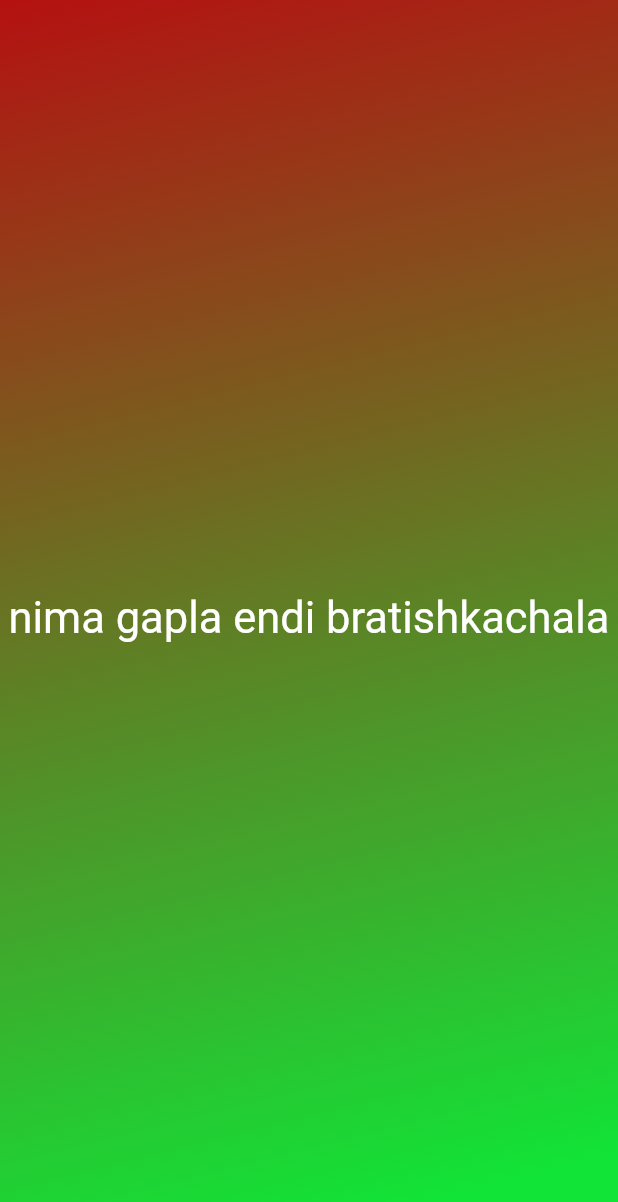
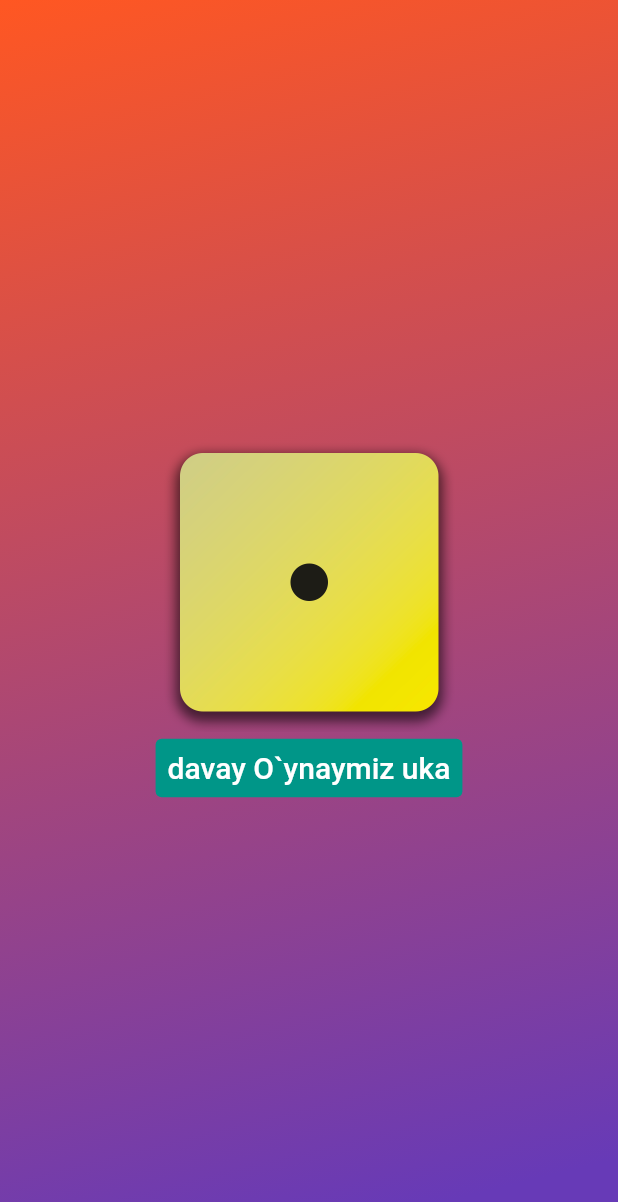
Before and after one commit to abbos0959/Dart, a Flutter app: the screen it shows after launch, on a phone screen of 412 x 824 dp. Shown: the top 1202 px of the screen. Run offline on Flutter 3.47's test engine with Material 2 defaults, Android fonts, the phone set to English and light mode, and no system bars.

Commit message:
finish dice

```diff
--- /dev/null
+++ b/lib/dice.roller.dart
@@ -0,0 +1,48 @@
+import 'dart:math';
+
+import 'package:flutter/material.dart';
+
+class DiceRoller extends StatefulWidget {
+  const  DiceRoller({super.key});
+
+  @override
+  State<DiceRoller> createState() {
+    return _DiceRollerState();
+  }
+}
+
+class _DiceRollerState extends State<DiceRoller> {
+  var activeDiceImage = 1;
+  final randomizer = Random();
+
+  void rollDice() {
+    setState(() {
+      activeDiceImage = randomizer.nextInt(6) + 1;
+    });
+  }
+
+  @override
+  Widget build(context) {
+    return Column(
+      mainAxisSize: MainAxisSize.min,
+      children: [
+        Image.asset(
+          'assets/images/dice-images/dice-$activeDiceImage.png',
+          width: 200,
+        ),
+        TextButton(
+          style: TextButton.styleFrom(
+            backgroundColor: Colors.teal, primary: Colors.white,
+
+            // onSurface: Colors.grey,
+          ),
+          onPressed: rollDice,
+          child: const Text(
+            'davay O`ynaymiz uka',
+            style: TextStyle(fontSize: 20),
+          ),
+        )
+      ],
+    );
+  }
+}
--- a/lib/gradient_container.dart
+++ b/lib/gradient_container.dart
@@ -1,5 +1,7 @@
+import "package:abbos_flutter/dice.roller.dart";
 import "package:flutter/material.dart";
-import "package:abbos_flutter/styled_text.dart";
+
+// import "package:abbos_flutter/styled_text.dart";
 
 var begingradient = Alignment.topLeft;
 var endgradient = Alignment.bottomCenter;
@@ -8,8 +10,13 @@ var endgradient = Alignment.bottomCenter;
 
 class CustomClassAbbos extends StatelessWidget {
   const CustomClassAbbos(this.color1, this.color2, {super.key});
+  const CustomClassAbbos.purple({super.key})
+      : color1 = Colors.deepOrange,
+        color2 = Colors.deepPurple;
+
   final Color color1;
   final Color color2;
+
   @override
   Widget build(context) {
     return Container(
@@ -17,8 +24,7 @@ class CustomClassAbbos extends StatelessWidget {
           gradient: LinearGradient(
               colors: [color1, color2], begin: begingradient, end: endgradient),
         ),
-        child: const Center(
-            child: Styledtextcha("nima gapla endi bratishkachala")));
+        child: const Center(child: DiceRoller()));
   }
 }
 
--- a/lib/main.dart
+++ b/lib/main.dart
@@ -9,6 +9,5 @@ void main() {
           //   colors: [Colors.black, Colors.black],
           // ))));
 
-          body: CustomClassAbbos(Color.fromARGB(255, 181, 17, 17),
-              Color.fromARGB(255, 17, 228, 55)))));
+          body: CustomClassAbbos.purple())));
 }
```
Also changed, not shown: pubspec.yaml (+10 -7 lines), assets/images/dice-images/dice-1.png (added), assets/images/dice-images/dice-2.png (added), assets/images/dice-images/dice-3.png (added), assets/images/dice-images/dice-4.png (added), assets/images/dice-images/dice-5.png (added), assets/images/dice-images/dice-6.png (added), pubspec.lock.
